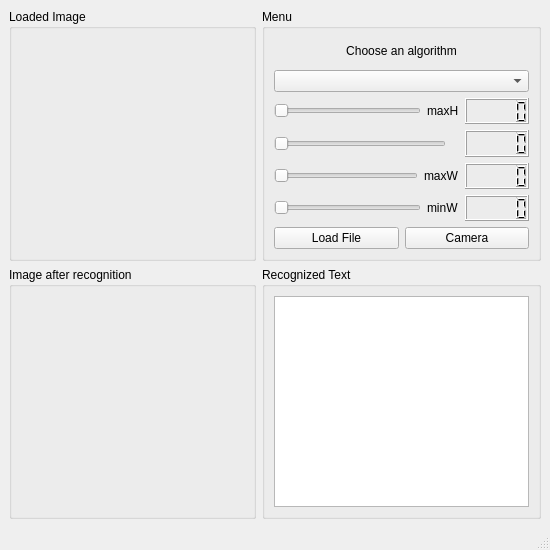
This is gui/MainWindow.ui in 218478/VariousMLTforOCR as Qt 5 draws it before an edit. The edited form follows.
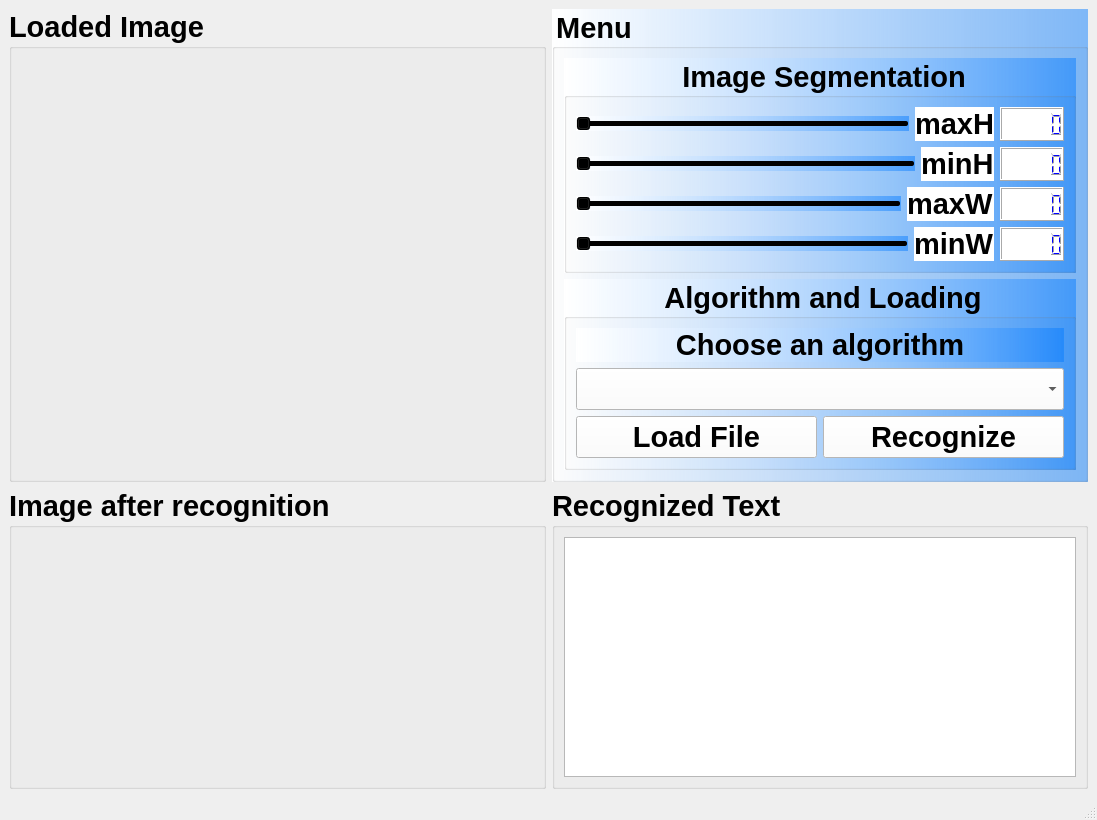
This is the edited form. Icons and pictures are not drawn.

What changed in the file:
```diff
--- a/gui/MainWindow.ui
+++ b/gui/MainWindow.ui
@@ -6,8 +6,8 @@
    <rect>
     <x>0</x>
     <y>0</y>
-    <width>550</width>
-    <height>550</height>
+    <width>1097</width>
+    <height>820</height>
    </rect>
   </property>
   <property name="minimumSize">
@@ -29,6 +29,13 @@
    <string>Various Machine Learning Techniques for OCR</string>
   </property>
   <widget class="QWidget" name="centralwidget">
+   <property name="font">
+    <font>
+     <pointsize>22</pointsize>
+     <weight>75</weight>
+     <bold>true</bold>
+    </font>
+   </property>
    <layout class="QGridLayout" name="gridLayout_2">
     <item row="0" column="0">
      <layout class="QGridLayout" name="gridLayout">
@@ -160,27 +167,35 @@
           <height>242</height>
          </size>
         </property>
+        <property name="autoFillBackground">
+         <bool>false</bool>
+        </property>
+        <property name="styleSheet">
+         <string notr="true">background-color: qlineargradient(spread:reflect, x1:0, y1:1, x2:1, y2:0, stop:0 rgba(0, 120, 255, 120), stop:1 rgba(255, 255, 255, 255));
+background-color: qlineargradient(spread:reflect, x1:1, y1:0, x2:0, y1:0, stop:0 rgba(0, 120, 255, 120), stop:1 rgba(255, 255, 255, 255));</string>
+        </property>
         <property name="title">
          <string>Menu</string>
         </property>
-        <layout class="QGridLayout" name="gridLayout_5">
-         <item row="0" column="0">
-          <layout class="QVBoxLayout" name="verticalLayout">
+        <layout class="QVBoxLayout" name="verticalLayout_3">
            <item>
-            <widget class="QLabel" name="labelAlgorithmChoice">
-             <property name="text">
-              <string>Choose an algorithm</string>
+          <widget class="QGroupBox" name="groupBox_segmentation">
+           <property name="title">
+            <string>Image Segmentation</string>
+           </property>
+           <property name="font">
+                <font>
+                <pointsize>22</pointsize>
+                <weight>75</weight>
+                <bold>true</bold>
+                </font>
              </property>
              <property name="alignment">
               <set>Qt::AlignCenter</set>
              </property>
-            </widget>
-           </item>
+           <layout class="QVBoxLayout" name="verticalLayout_2">
            <item>
-            <widget class="QComboBox" name="comboBoxAlgorithms"/>
-           </item>
-           <item>
-            <layout class="QHBoxLayout" name="horizontalLayout_2">
+             <layout class="QHBoxLayout" name="horizontalLayout_maxH">
              <item>
               <widget class="QSlider" name="horizontalSliderMaxH">
                <property name="minimum">
@@ -202,18 +217,40 @@
                  <verstretch>0</verstretch>
                 </sizepolicy>
                </property>
+                <property name="font">
+                 <font>
+                  <pointsize>22</pointsize>
+                  <weight>75</weight>
+                  <bold>true</bold>
+                 </font>
+                </property>
+                <property name="styleSheet">
+                 <string notr="true">background-color: rgb(255, 255, 255);</string>
+                </property>
                <property name="text">
                 <string>maxH</string>
                </property>
               </widget>
              </item>
              <item>
-              <widget class="QLCDNumber" name="lcdmaxH"/>
+               <widget class="QLCDNumber" name="lcdmaxH">
+                <property name="font">
+                 <font>
+                  <pointsize>30</pointsize>
+                  <weight>75</weight>
+                  <bold>true</bold>
+                 </font>
+                </property>
+                <property name="styleSheet">
+                 <string notr="true">background-color: rgb(255, 255, 255);
+color: rgb(0, 0, 255);</string>
+                </property>
+               </widget>
              </item>
             </layout>
            </item>
            <item>
-            <layout class="QHBoxLayout" name="horizontalLayout_4">
+             <layout class="QHBoxLayout" name="horizontalLayout_minH">
              <item>
               <widget class="QSlider" name="horizontalSliderMinH">
                <property name="minimum">
@@ -235,25 +272,50 @@
                  <verstretch>0</verstretch>
                 </sizepolicy>
                </property>
+                <property name="minimumSize">
+                 <size>
+                  <width>0</width>
+                  <height>0</height>
+                 </size>
+                </property>
+                <property name="font">
+                 <font>
+                  <pointsize>22</pointsize>
+                  <weight>75</weight>
+                  <bold>true</bold>
+                 </font>
+                </property>
+                <property name="styleSheet">
+                 <string notr="true">background-color: rgb(255, 255, 255);</string>
+                </property>
                <property name="text">
-                <string/>
-               </property>
-               <property name="pixmap">
-                <pixmap>../../../Pictures/img002-00001.png</pixmap>
+                 <string>minH</string>
                </property>
               </widget>
              </item>
              <item>
-              <widget class="QLCDNumber" name="lcdminH"/>
+               <widget class="QLCDNumber" name="lcdminH">
+                <property name="font">
+                 <font>
+                  <pointsize>30</pointsize>
+                  <weight>75</weight>
+                  <bold>true</bold>
+                 </font>
+                </property>
+                <property name="styleSheet">
+                 <string notr="true">background-color: rgb(255, 255, 255);
+color: rgb(0, 0, 255);</string>
+                </property>
+               </widget>
              </item>
             </layout>
            </item>
            <item>
-            <layout class="QHBoxLayout" name="horizontalLayout_3">
+             <layout class="QHBoxLayout" name="horizontalLayout_maxW">
              <item>
               <widget class="QSlider" name="horizontalSliderMaxW">
                <property name="minimum">
-                <number>10</number>
+                 <number>40</number>
                </property>
                <property name="maximum">
                 <number>80</number>
@@ -271,18 +333,40 @@
                  <verstretch>0</verstretch>
                 </sizepolicy>
                </property>
+                <property name="font">
+                 <font>
+                  <pointsize>22</pointsize>
+                  <weight>75</weight>
+                  <bold>true</bold>
+                 </font>
+                </property>
+                <property name="styleSheet">
+                 <string notr="true">background-color: rgb(255, 255, 255);</string>
+                </property>
                <property name="text">
                 <string>maxW</string>
                </property>
               </widget>
              </item>
              <item>
-              <widget class="QLCDNumber" name="lcdmaxW"/>
+               <widget class="QLCDNumber" name="lcdmaxW">
+                <property name="font">
+                 <font>
+                  <pointsize>30</pointsize>
+                  <weight>75</weight>
+                  <bold>true</bold>
+                 </font>
+                </property>
+                <property name="styleSheet">
+                 <string notr="true">background-color: rgb(255, 255, 255);
+color: rgb(0, 0, 255);</string>
+                </property>
+               </widget>
              </item>
             </layout>
            </item>
            <item>
-            <layout class="QHBoxLayout" name="horizontalLayout_6">
+             <layout class="QHBoxLayout" name="horizontalLayout_minW">
              <item>
               <widget class="QSlider" name="horizontalSliderMinW">
                <property name="minimum">
@@ -304,41 +388,138 @@
                  <verstretch>0</verstretch>
                 </sizepolicy>
                </property>
+                <property name="font">
+                 <font>
+                  <pointsize>22</pointsize>
+                  <weight>75</weight>
+                  <bold>true</bold>
+                 </font>
+                </property>
+                <property name="styleSheet">
+                 <string notr="true">background-color: rgb(255, 255, 255);</string>
+                </property>
                <property name="text">
                 <string>minW</string>
                </property>
               </widget>
              </item>
              <item>
-              <widget class="QLCDNumber" name="lcdminW"/>
-             </item>
-            </layout>
+               <widget class="QLCDNumber" name="lcdminW">
+                <property name="font">
+                 <font>
+                  <pointsize>30</pointsize>
+                  <weight>75</weight>
+                  <bold>true</bold>
+                 </font>
+                </property>
+                <property name="styleSheet">
+                 <string notr="true">background-color: rgb(255, 255, 255);
+color: rgb(0, 0, 255);</string>
+                </property>
+               </widget>
+              </item>
+             </layout>
+            </item>
+           </layout>
+          </widget>
+         </item>
+         <item>
+          <widget class="QGroupBox" name="groupBox">
+           <property name="font">
+            <font>
+             <pointsize>22</pointsize>
+             <weight>75</weight>
+             <bold>true</bold>
+            </font>
+           </property>
+           <property name="title">
+            <string>Algorithm and Loading</string>
+           </property>
+           <property name="alignment">
+            <set>Qt::AlignCenter</set>
+           </property>
+           <property name="flat">
+            <bool>false</bool>
+           </property>
+           <layout class="QVBoxLayout" name="verticalLayout">
+            <item>
+             <widget class="QLabel" name="labelAlgorithmChoice">
+              <property name="font">
+               <font>
+                <pointsize>22</pointsize>
+                <weight>75</weight>
+                <bold>true</bold>
+               </font>
+              </property>
+              <property name="text">
+               <string>Choose an algorithm</string>
+              </property>
+              <property name="alignment">
+               <set>Qt::AlignCenter</set>
+              </property>
+             </widget>
+            </item>
+            <item>
+             <widget class="QComboBox" name="comboBoxAlgorithms">
+              <property name="font">
+               <font>
+                <pointsize>22</pointsize>
+                <weight>75</weight>
+                <bold>true</bold>
+               </font>
+              </property>
+              <property name="autoFillBackground">
+               <bool>false</bool>
+              </property>
+              <property name="styleSheet">
+               <string notr="true">background-color: rgb(255, 255, 255);
+alternate-background-color: rgb(255, 255, 255);</string>
+              </property>
+             </widget>
            </item>
            <item>
             <layout class="QHBoxLayout" name="horizontalLayout">
              <item>
               <widget class="QPushButton" name="pushButtonLoadFile">
+                <property name="font">
+                 <font>
+                  <pointsize>22</pointsize>
+                  <weight>75</weight>
+                  <bold>true</bold>
+                 </font>
+                </property>
                <property name="toolTip">
                 <string>Load images you want to recognize characters in</string>
                </property>
+                <property name="styleSheet">
+                 <string notr="true">background-color: rgb(255, 255, 255);</string>
+                </property>
                <property name="text">
                 <string>Load File</string>
                </property>
               </widget>
              </item>
              <item>
-              <widget class="QPushButton" name="pushButtonCamera">
-               <property name="toolTip">
-                <string>Load images you want to recognize characters in</string>
+               <widget class="QPushButton" name="pushButton_doOCR">
+                <property name="font">
+                 <font>
+                  <pointsize>22</pointsize>
+                  <weight>75</weight>
+                  <bold>true</bold>
+                 </font>
+                </property>
+                <property name="styleSheet">
+                 <string notr="true">background-color: rgb(255, 255, 255);</string>
                </property>
                <property name="text">
-                <string>Camera</string>
+                 <string>Recognize</string>
                </property>
               </widget>
              </item>
             </layout>
            </item>
           </layout>
+          </widget>
          </item>
         </layout>
        </widget>
```
Lines whose indentation alone changed are shown as unchanged.
